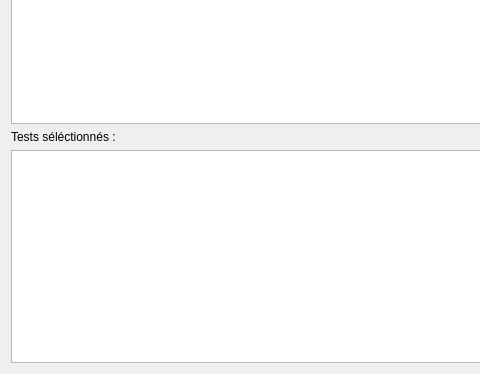
The window that dlg_testxml.ui (InformatiqueAtmoNA/tam) describes before a commit, drawn with Qt 5; both pictures show x 0 to 480 and y 126 to 500 of the 800 by 500 pixel window.
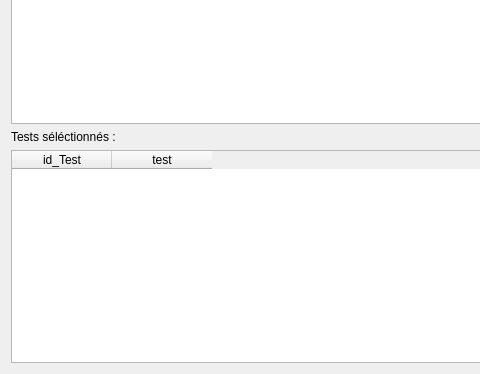
The same window after the commit.

Commit message: correction problèmes d'affichage de couleurs lors des tests de communication

```diff
--- a/dlg_testxml.ui
+++ b/dlg_testxml.ui
@@ -101,6 +101,16 @@
            <height>16777215</height>
           </size>
          </property>
+         <column>
+          <property name="text">
+           <string>id_Test</string>
+          </property>
+         </column>
+         <column>
+          <property name="text">
+           <string>test</string>
+          </property>
+         </column>
         </widget>
        </item>
       </layout>
```
The commit also changes 6 other files.
